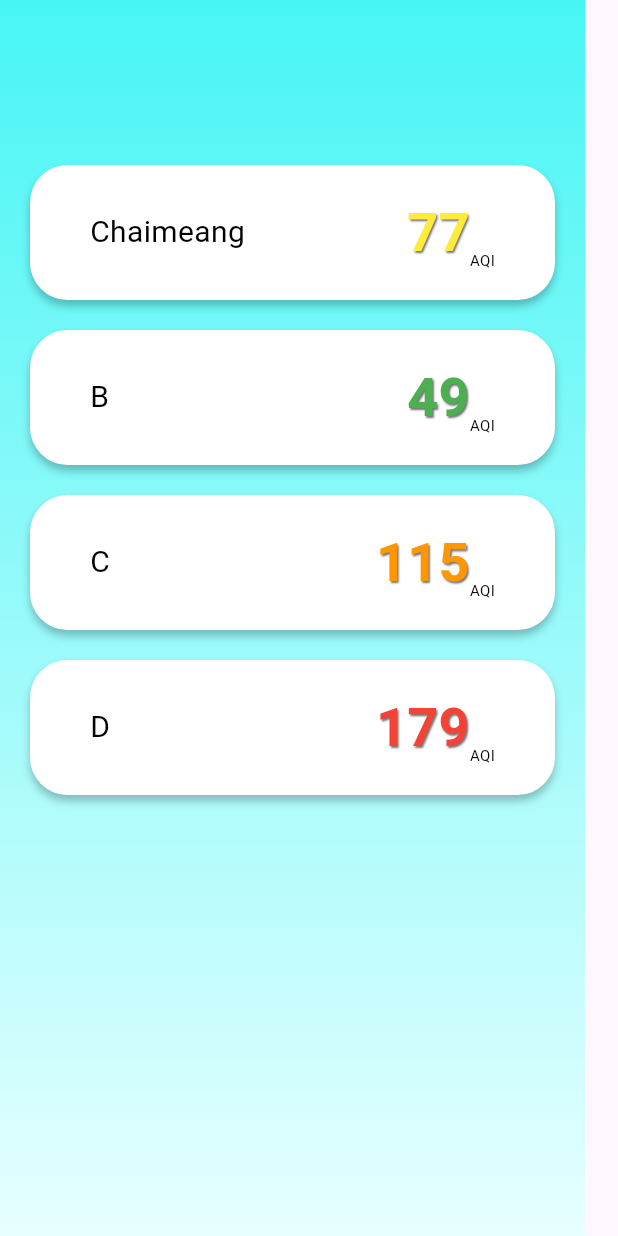
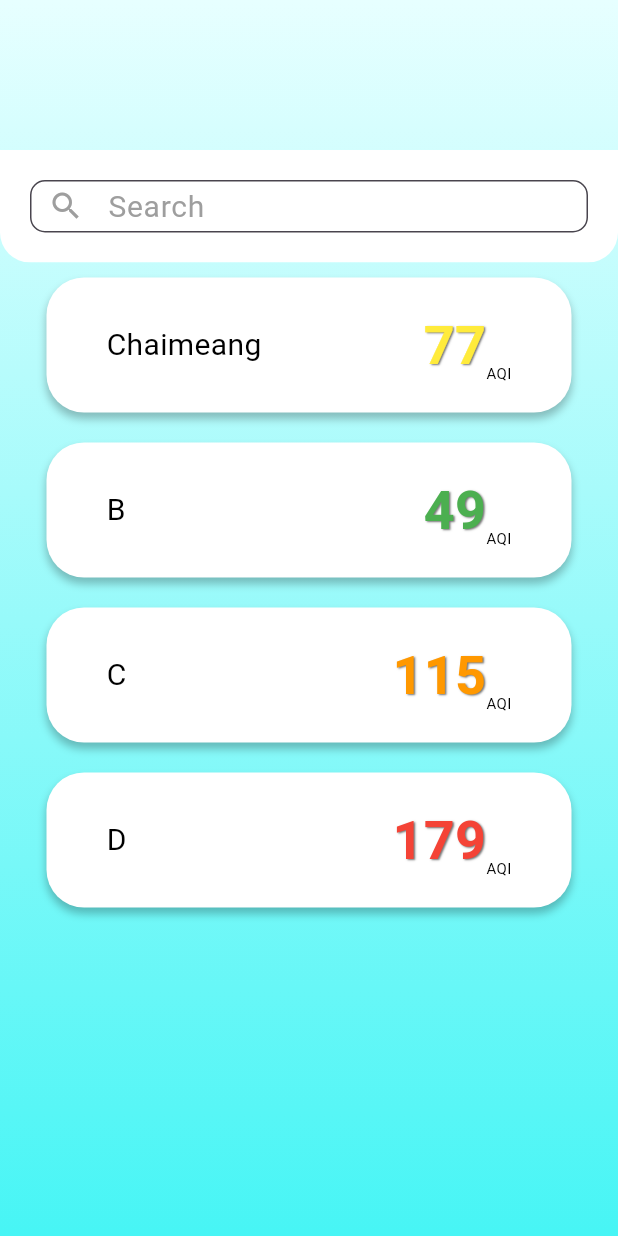
Before and after one commit to noontts/flutter-air-quality, a Flutter app: the SearchScreen screen opened directly, on a phone screen of 412 x 824 dp. Run offline on Flutter 3.47's test engine with Material 3 defaults, Android fonts, the phone set to English and light mode, and no system bars; our stand-ins replace dio, flutter_map, get_it, go_router, google_nav_bar, latlong2 and 1 more; missing offline and left inert: just_the_tooltip.

Commit message:
fix : background color same with figma

```diff
--- a/apps/air_quality/lib/features/search/presentation/screen/search_screen.dart
+++ b/apps/air_quality/lib/features/search/presentation/screen/search_screen.dart
@@ -19,14 +19,15 @@
         decoration: const BoxDecoration(
           gradient: LinearGradient(
             colors: [Color(0xFF47F5F5), Color(0xFFE7FFFF)],
-            begin: Alignment.topCenter,
-            end: Alignment.bottomCenter,
+            begin: Alignment.bottomCenter,
+            end: Alignment.topCenter,
           ),
         ),
         child: const Padding(
           padding: EdgeInsets.only(top: 100),
           child: Column(
             children: [
+              SearchZone(),
               SearchFoundCard(
                 location: 'Chaimeang',
                 aqi: 77,
```
